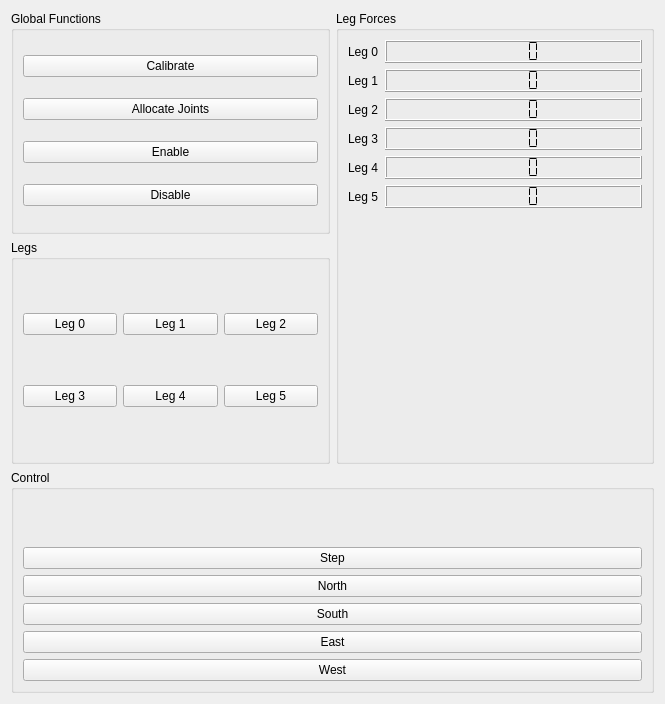
Old version of the form app/forms/hexapodcontrolwidget.ui in the repository Haziham/Honours_Computer_Software.
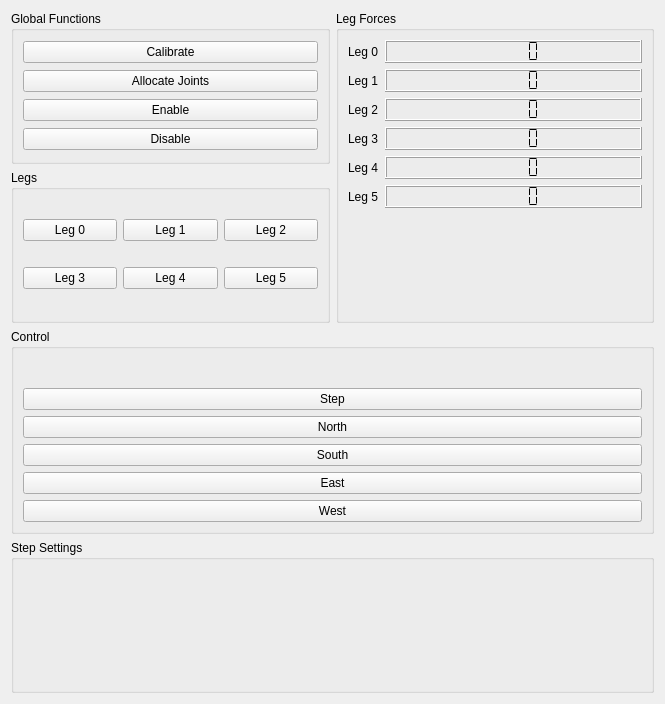
New version of the form. Custom widgets are drawn as their Qt base class.

Diff of the .ui file:
```diff
--- a/app/forms/hexapodcontrolwidget.ui
+++ b/app/forms/hexapodcontrolwidget.ui
@@ -260,6 +260,30 @@
      </layout>
     </widget>
    </item>
+   <item row="3" column="0" colspan="2">
+    <widget class="QGroupBox" name="groupBox_5">
+     <property name="title">
+      <string>Step Settings</string>
+     </property>
+     <layout class="QVBoxLayout" name="verticalLayout">
+      <item>
+       <widget class="SpinSlider" name="stepFrequency" native="true"/>
+      </item>
+      <item>
+       <widget class="SpinSlider" name="stepDirectionAngle" native="true"/>
+      </item>
+      <item>
+       <widget class="SpinSlider" name="stepHeightOffset" native="true"/>
+      </item>
+      <item>
+       <widget class="SpinSlider" name="stepRadius" native="true"/>
+      </item>
+      <item>
+       <widget class="SpinSlider" name="stepTime" native="true"/>
+      </item>
+     </layout>
+    </widget>
+   </item>
   </layout>
  </widget>
  <customwidgets>
```
Left out of the diff: 74 changed lines with no effect on the pictures.
